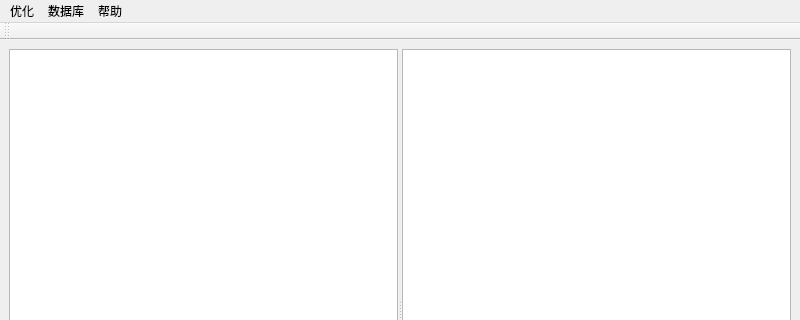
Before: the Qt Designer form codesets/mainwindow.ui in weilaidb/codetools, drawn with Qt 5; both pictures show x 0 to 800 and y 0 to 320 of the 800 by 600 pixel window.
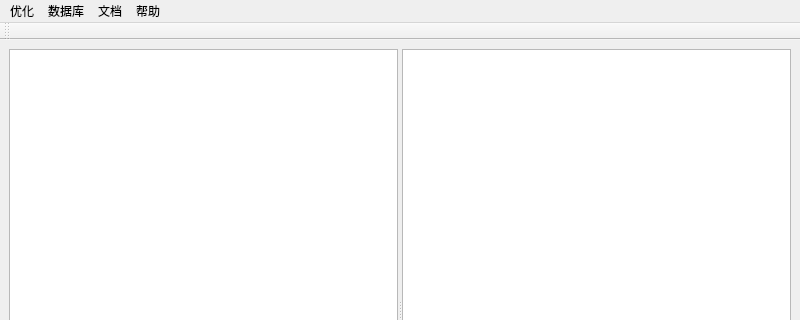
After: the same form once the commit is applied. Icons and pictures are not drawn.

What changed in the file:
```diff
--- a/codesets/mainwindow.ui
+++ b/codesets/mainwindow.ui
@@ -79,8 +79,16 @@
     </property>
     <addaction name="action_mysql_testdatabase"/>
    </widget>
+   <widget class="QMenu" name="menu_4">
+    <property name="title">
+     <string>文档</string>
+    </property>
+    <addaction name="action_office_open"/>
+    <addaction name="action_office_search"/>
+   </widget>
    <addaction name="menuAyStle"/>
    <addaction name="menu_3"/>
+   <addaction name="menu_4"/>
    <addaction name="menu_2"/>
   </widget>
   <widget class="QStatusBar" name="statusbar"/>
```
Left out of the diff: 12 changed lines with no effect on the pictures.
